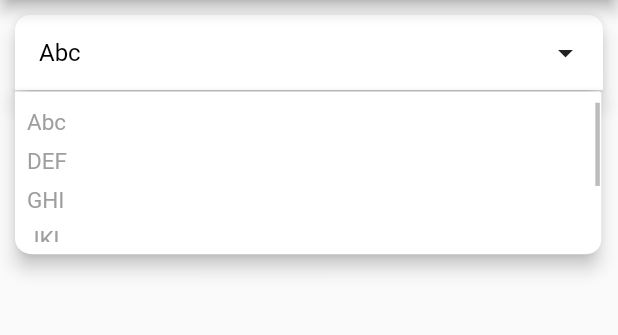
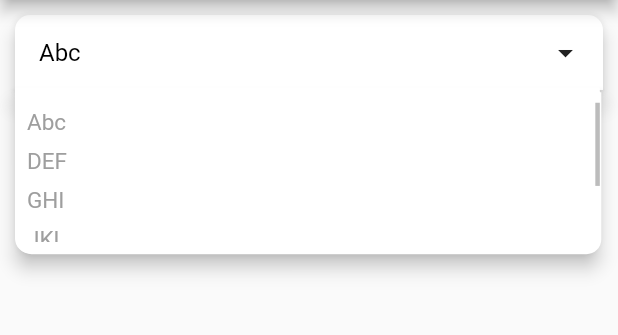
Before and after one commit to Faiza-Farooqui/Flutter-CustomizableDropDown, a Flutter app: the screen it shows after launch, after a tap on "Abc", on a phone screen of 412 x 824 dp, the part 84-419 px from its top. Run offline on Flutter 3.47's test engine with Material 2 defaults, Android fonts, the phone set to English and light mode, and no system bars.

Commit message:
Resolved dropDownOverlayBGColor change issue

```diff
--- a/example/lib/main.dart
+++ b/example/lib/main.dart
@@ -438,7 +438,6 @@ class _FullyFunctionalAwesomeDropDownState
                     isPanDown: _isPanDown,
                     isBackPressedOrTouchedOutSide:
                         _isBackPressedOrTouchedOutSide,
-                    dropDownBGColor: Colors.white,
                     padding: 8,
                     dropDownIcon: Icon(
                       Icons.arrow_drop_down,
@@ -450,6 +449,8 @@ class _FullyFunctionalAwesomeDropDownState
                     dropDownTopBorderRadius: 50,
                     dropDownBottomBorderRadius: 50,
                     dropDownIconBGColor: Colors.transparent,
+                    dropDownOverlayBGColor: Colors.transparent,
+                    dropDownBGColor: Colors.white,
                     dropDownList: _list,
                     selectedItem: _selectedItem,
                     numOfListItemToShow: 4,
--- a/lib/awesome_dropdown.dart
+++ b/lib/awesome_dropdown.dart
@@ -396,6 +396,7 @@ class DropDownOverlay extends StatelessWidget {
             bottomLeft: Radius.circular(10.0),
             bottomRight: Radius.circular(10.0)),
       ),
+      color: overlayBGColor,
       child: Container(
         transform: Matrix4.translationValues(0, -2.5, 0),
         padding: EdgeInsets.only(top: 10, bottom: 5),
@@ -412,7 +413,7 @@ class DropDownOverlay extends StatelessWidget {
                 spreadRadius: 0,
                 offset: Offset(1, 3))
           ],
-          color: Colors.transparent,
+          color: overlayBGColor,
         ),
 
         /// this scrollBar is added here to scroll the list is there are a large numbers of items
--- a/pubspec.yaml
+++ b/pubspec.yaml
@@ -1,6 +1,6 @@
 name: awesome_dropdown
 description: A simple dropdown library with custom style and control all touch events.
-version: 0.0.3
+version: 0.0.4
 homepage: https://github.com/Faiza-Farooqui/Flutter-CustomizableDropDown
 
 environment:
```
Also changed, not shown: 2 other files.
